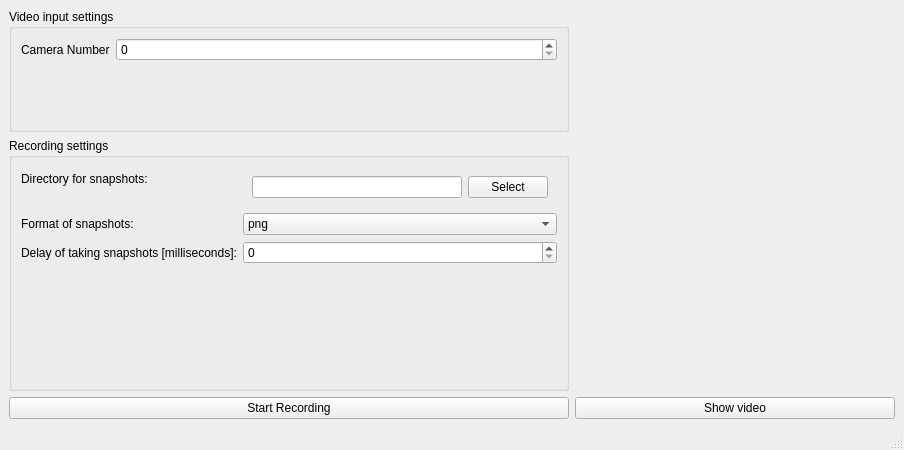
Qt form HomePrism.ui (MichaelMueller/HomePrism) before a commit.
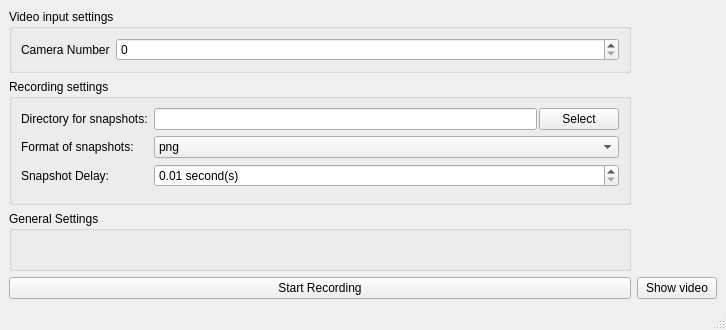
The same form after that commit. Icons and pictures are not drawn. Custom widgets are drawn as their Qt base class.

```diff
--- a/HomePrism.ui
+++ b/HomePrism.ui
@@ -6,8 +6,8 @@
    <rect>
     <x>0</x>
     <y>0</y>
-    <width>904</width>
-    <height>450</height>
+    <width>726</width>
+    <height>330</height>
    </rect>
   </property>
   <property name="windowTitle">
@@ -19,6 +19,16 @@
   </property>
   <widget class="QWidget" name="centralwidget">
    <layout class="QGridLayout" name="gridLayout_2">
+    <item row="4" column="2">
+     <widget class="QPushButton" name="showVideoButton">
+      <property name="text">
+       <string>Show video</string>
+      </property>
+      <property name="checkable">
+       <bool>true</bool>
+      </property>
+     </widget>
+    </item>
     <item row="1" column="1" rowspan="2">
      <widget class="QGroupBox" name="groupBox_2">
       <property name="title">
@@ -35,8 +45,27 @@
        <item row="0" column="1">
         <widget class="QWidget" name="widget_2" native="true">
          <layout class="QHBoxLayout" name="horizontalLayout">
+          <property name="spacing">
+           <number>2</number>
+          </property>
+          <property name="leftMargin">
+           <number>0</number>
+          </property>
+          <property name="topMargin">
+           <number>0</number>
+          </property>
+          <property name="rightMargin">
+           <number>0</number>
+          </property>
+          <property name="bottomMargin">
+           <number>0</number>
+          </property>
           <item>
-           <widget class="QLineEdit" name="snapshotDirectory"/>
+           <widget class="QLineEdit" name="snapshotDirectory">
+            <property name="readOnly">
+             <bool>true</bool>
+            </property>
+           </widget>
           </item>
           <item>
            <widget class="QPushButton" name="snapshotSelect">
@@ -77,12 +106,28 @@
        <item row="2" column="0">
         <widget class="QLabel" name="label_4">
          <property name="text">
-          <string>Delay of taking snapshots [milliseconds]:</string>
+          <string>Snapshot Delay:</string>
          </property>
         </widget>
        </item>
        <item row="2" column="1">
-        <widget class="QSpinBox" name="snapshotDelay"/>
+        <widget class="QDoubleSpinBox" name="snapshotDelay">
+         <property name="suffix">
+          <string> second(s)</string>
+         </property>
+         <property name="decimals">
+          <number>2</number>
+         </property>
+         <property name="minimum">
+          <double>0.010000000000000</double>
+         </property>
+         <property name="maximum">
+          <double>999999999.000000000000000</double>
+         </property>
+         <property name="singleStep">
+          <double>1.000000000000000</double>
+         </property>
+        </widget>
        </item>
       </layout>
       <zorder>groupBox</zorder>
@@ -96,6 +141,16 @@
       <zorder>snapshotDelay</zorder>
      </widget>
     </item>
+    <item row="4" column="1">
+     <widget class="QPushButton" name="recordingButton">
+      <property name="text">
+       <string>Start Recording</string>
+      </property>
+      <property name="checkable">
+       <bool>true</bool>
+      </property>
+     </widget>
+    </item>
     <item row="0" column="1">
      <widget class="QGroupBox" name="groupBox">
       <property name="title">
@@ -118,32 +173,19 @@
       <zorder>cameraNumber</zorder>
      </widget>
     </item>
-    <item row="3" column="2">
-     <widget class="QPushButton" name="showVideoButton">
-      <property name="text">
-       <string>Show video</string>
-      </property>
-      <property name="checkable">
-       <bool>true</bool>
-      </property>
-     </widget>
-    </item>
     <item row="3" column="1">
-     <widget class="QPushButton" name="recordingButton">
-      <property name="text">
-       <string>Start Recording</string>
-      </property>
-      <property name="checkable">
-       <bool>true</bool>
+     <widget class="QGroupBox" name="groupBox_3">
+      <property name="title">
+       <string>General Settings</string>
       </property>
      </widget>
     </item>
-    <item row="0" column="2" rowspan="3">
+    <item row="0" column="2" rowspan="4">
      <widget class="CvImageWidget" name="cvImageWidget" native="true">
       <property name="minimumSize">
        <size>
-        <width>320</width>
-        <height>240</height>
+        <width>0</width>
+        <height>0</height>
        </size>
       </property>
      </widget>
```
Left out of the diff: 4 changed lines with no effect on the pictures.
